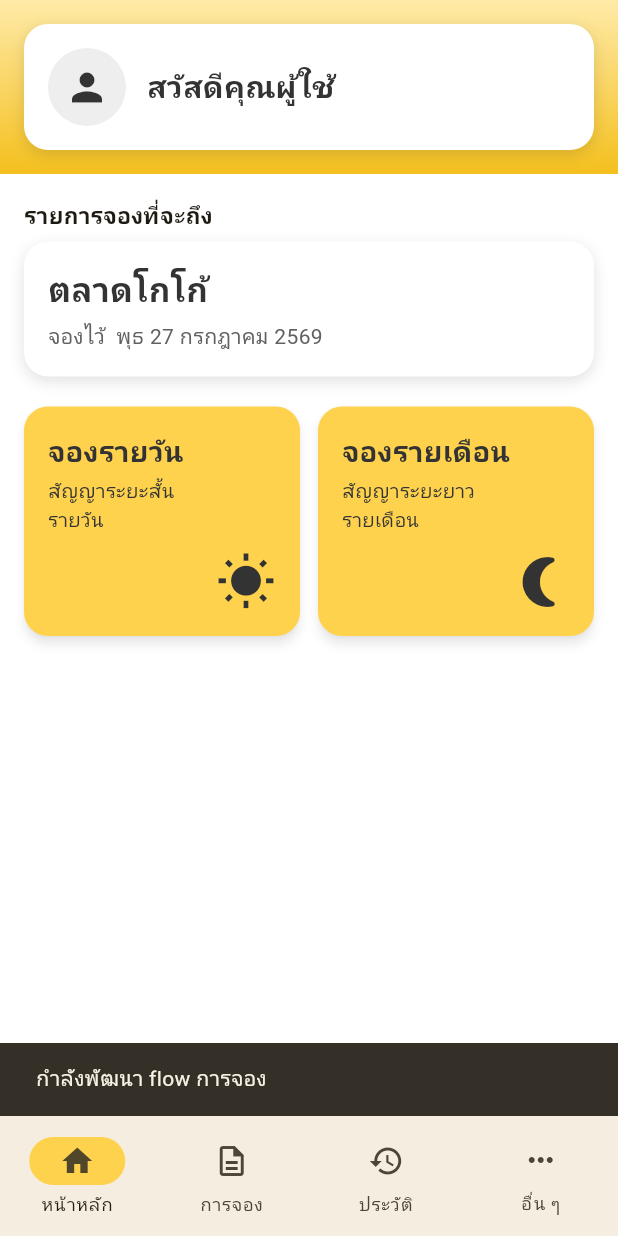
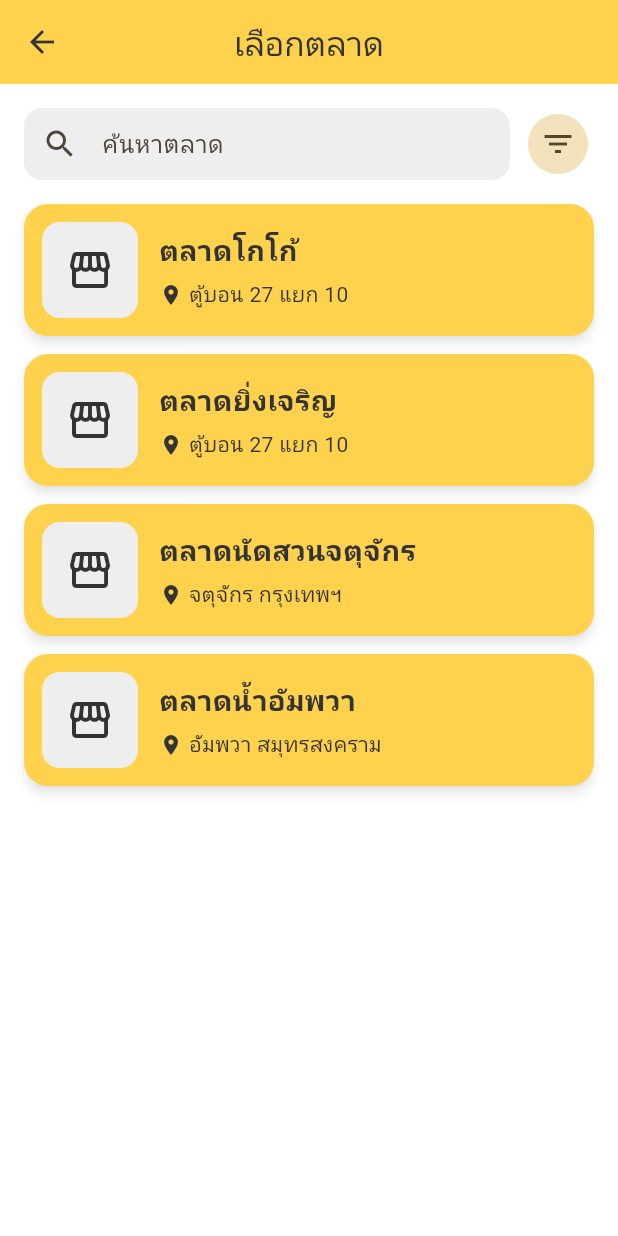
Before and after one commit to izzabellerina/flutter-space-dee-v4, a Flutter app: the HomeScreen screen opened by its route, after a tap on "จองรายวัน", on a phone screen of 412 x 824 dp. Run offline on Flutter 3.47's test engine with Material 3 defaults, Android fonts, the phone set to English and light mode, and no system bars; our stand-ins replace flutter_riverpod, flutter_svg, font_awesome_flutter, go_router, google_sign_in, qr_flutter; missing offline and left inert: flutter_facebook_auth, flutter_line_sdk, gal; Roboto replaces fonts that are missing (Anuphan).

Commit message:
Add select-market screen as first step of daily booking
- New SelectMarketScreen: search field + filter button + market cards
- Client-side filter on market name; cards styled yellow per theme
- "จองรายวัน" button on Home now navigates to /select-market
- Market image is a placeholder; tapping a card / filter shows a notice

Co-Authored-By: Claude Opus 4.8 <noreply@anthropic.com>

```diff
--- a/lib/router/app_router.dart
+++ b/lib/router/app_router.dart
@@ -4,6 +4,7 @@ import '../screens/home_screen.dart';
 import '../screens/login_screen.dart';
 import '../screens/payment_screen.dart';
 import '../screens/register_screen.dart';
+import '../screens/select_market_screen.dart';
 import '../screens/splash_screen.dart';
 
 /// ── ระบบนำทางด้วย go_router ──
@@ -36,5 +37,10 @@ final appRouter = GoRouter(
       // ชื่อตลาดถูกส่งมาผ่าน extra (กดมาจากการ์ดการจอง)
       builder: (context, state) => PaymentScreen(market: state.extra as String?),
     ),
+    GoRoute(
+      path: '/select-market',
+      // เปิดเมื่อกดปุ่ม "จองรายวัน" ในหน้า Home
+      builder: (context, state) => const SelectMarketScreen(),
+    ),
   ],
 );
--- a/lib/screens/home_tab.dart
+++ b/lib/screens/home_tab.dart
@@ -1,6 +1,7 @@
 import 'package:flutter/material.dart';
 import 'package:flutter/services.dart'; // SystemUiOverlayStyle
 import 'package:flutter_riverpod/flutter_riverpod.dart';
+import 'package:go_router/go_router.dart';
 
 import '../state/register_form.dart';
 import '../theme/app_colors.dart';
@@ -62,7 +63,8 @@ class HomeTab extends ConsumerWidget {
                           title: 'จองรายวัน',
                           subtitle: 'สัญญาระยะสั้น\nรายวัน',
                           icon: Icons.wb_sunny,
-                          onTap: () => _comingSoon(context),
+                          // เริ่ม flow จองรายวัน → ไปหน้าเลือกตลาด
+                          onTap: () => context.push('/select-market'),
                         ),
                       ),
                       const SizedBox(width: 12),
--- /dev/null
+++ b/lib/screens/select_market_screen.dart
@@ -0,0 +1,192 @@
+import 'package:flutter/material.dart';
+
+import '../theme/app_colors.dart';
+
+/// ข้อมูลตลาด (mock) — ยังไม่มี backend
+class _Market {
+  const _Market({required this.name, required this.location});
+
+  final String name;
+  final String location; // ที่ตั้ง เช่น "ตู้บอน 27 แยก 10"
+}
+
+// รายการตลาด (mock) — ของจริงจะดึงจาก backend
+const List<_Market> _markets = [
+  _Market(name: 'ตลาดโกโก้', location: 'ตู้บอน 27 แยก 10'),
+  _Market(name: 'ตลาดยิ่งเจริญ', location: 'ตู้บอน 27 แยก 10'),
+  _Market(name: 'ตลาดนัดสวนจตุจักร', location: 'จตุจักร กรุงเทพฯ'),
+  _Market(name: 'ตลาดน้ำอัมพวา', location: 'อัมพวา สมุทรสงคราม'),
+];
+
+/// หน้า "เลือกตลาด" — เปิดเมื่อกดปุ่ม "จองรายวัน" จากหน้า Home
+///
+/// ทำไมต้องเป็น StatefulWidget?
+/// - มี "ช่องค้นหา" ที่พอพิมพ์แล้วต้องกรองรายการใหม่ → คำค้นหาเป็น state
+///   ที่เปลี่ยนแล้วต้อง rebuild list ตาม
+class SelectMarketScreen extends StatefulWidget {
+  const SelectMarketScreen({super.key});
+
+  @override
+  State<SelectMarketScreen> createState() => _SelectMarketScreenState();
+}
+
+class _SelectMarketScreenState extends State<SelectMarketScreen> {
+  // คำค้นหาปัจจุบัน — พิมพ์แล้วใช้กรอง list
+  String _query = '';
+
+  @override
+  Widget build(BuildContext context) {
+    // กรองตามชื่อตลาด (ไม่สนตัวพิมพ์เล็ก/ใหญ่) — ตอน query ว่างได้ทั้งหมด
+    final filtered = _markets
+        .where((m) => m.name.toLowerCase().contains(_query.toLowerCase()))
+        .toList();
+
+    return Scaffold(
+      appBar: AppBar(
+        title: const Text('เลือกตลาด'),
+        centerTitle: true,
+      ),
+      body: SafeArea(
+        child: Column(
+          children: [
+            // ── แถวค้นหา: ช่องพิมพ์ + ปุ่มตัวกรอง ──
+            Padding(
+              padding: const EdgeInsets.fromLTRB(16, 16, 16, 8),
+              child: Row(
+                children: [
+                  Expanded(
+                    child: TextField(
+                      // พิมพ์แล้วเก็บคำค้นหา → setState ให้กรอง list ใหม่
+                      onChanged: (value) => setState(() => _query = value),
+                      decoration: InputDecoration(
+                        hintText: 'ค้นหาตลาด',
+                        prefixIcon: const Icon(Icons.search),
+                        filled: true,
+                        fillColor: AppColors.fieldFill, // พื้นเทาตามธีม
+                        contentPadding:
+                            const EdgeInsets.symmetric(vertical: 0, horizontal: 12),
+                        border: OutlineInputBorder(
+                          borderRadius: BorderRadius.circular(12),
+                          borderSide: BorderSide.none, // ไม่มีเส้นขอบ ใช้พื้นเทาแทน
+                        ),
+                      ),
+                    ),
+                  ),
+                  const SizedBox(width: 8),
+                  // ปุ่มตัวกรอง (ยังไม่ทำ flow จริง)
+                  IconButton.filledTonal(
+                    onPressed: () => _showSnack('ตัวกรองกำลังพัฒนา'),
+                    icon: const Icon(Icons.filter_list),
+                  ),
+                ],
+              ),
+            ),
+
+            // ── รายการตลาด (กรองตามคำค้นหา) ──
+            Expanded(
+              child: filtered.isEmpty
+                  ? const Center(child: Text('ไม่พบตลาดที่ค้นหา'))
+                  : ListView.separated(
+                      padding: const EdgeInsets.fromLTRB(16, 8, 16, 16),
+                      itemCount: filtered.length,
+                      separatorBuilder: (_, __) => const SizedBox(height: 12),
+                      itemBuilder: (context, i) => _MarketCard(
+                        market: filtered[i],
+                        onTap: () => _showSnack('กำลังพัฒนา flow ถัดไป'),
+                      ),
+                    ),
+            ),
+          ],
+        ),
+      ),
+    );
+  }
+
+  void _showSnack(String message) {
+    ScaffoldMessenger.of(context)
+      ..hideCurrentSnackBar()
+      ..showSnackBar(SnackBar(content: Text(message)));
+  }
+}
+
+/// การ์ดตลาด — รูป (placeholder) + ชื่อ + ที่ตั้ง
+/// สไตล์เดียวกับการ์ด/ปุ่มอื่นในแอป (Material + InkWell + เงา, พื้นเหลืองตามธีม)
+class _MarketCard extends StatelessWidget {
+  const _MarketCard({required this.market, required this.onTap});
+
+  final _Market market;
+  final VoidCallback onTap;
+
+  @override
+  Widget build(BuildContext context) {
+    return Material(
+      color: AppColors.brandYellow, // เหลืองตามกฎธีม
+      borderRadius: BorderRadius.circular(16),
+      elevation: 3,
+      shadowColor: Colors.black45,
+      child: InkWell(
+        onTap: onTap,
+        borderRadius: BorderRadius.circular(16),
+        child: Padding(
+          padding: const EdgeInsets.all(12),
+          child: Row(
+            children: [
+              // รูปตลาด = placeholder (รอรูปจริงจาก backend/asset)
+              Container(
+                width: 64,
+                height: 64,
+                decoration: BoxDecoration(
+                  color: AppColors.fieldFill, // กล่องเทา
+                  borderRadius: BorderRadius.circular(12),
+                ),
+                child: const Icon(
+                  Icons.storefront,
+                  color: AppColors.textDark,
+                  size: 32,
+                ),
+              ),
+              const SizedBox(width: 14),
+              // ชื่อ + ที่ตั้ง
+              Expanded(
+                child: Column(
+                  crossAxisAlignment: CrossAxisAlignment.start,
+                  mainAxisSize: MainAxisSize.min,
+                  children: [
+                    Text(
+                      market.name,
+                      style: const TextStyle(
+                        fontSize: 19,
+                        fontWeight: FontWeight.w700,
+                        color: AppColors.textDark,
+                      ),
+                    ),
+                    const SizedBox(height: 6),
+                    Row(
+                      children: [
+                        const Icon(
+                          Icons.location_on,
+                          size: 16,
+                          color: AppColors.textDark,
+                        ),
+                        const SizedBox(width: 4),
+                        Expanded(
+                          child: Text(
+                            market.location,
+                            style: const TextStyle(
+                              fontSize: 14,
+                              color: AppColors.textDark,
+                            ),
+                          ),
+                        ),
+                      ],
+                    ),
+                  ],
+                ),
+              ),
+            ],
+          ),
+        ),
+      ),
+    );
+  }
+}
```
